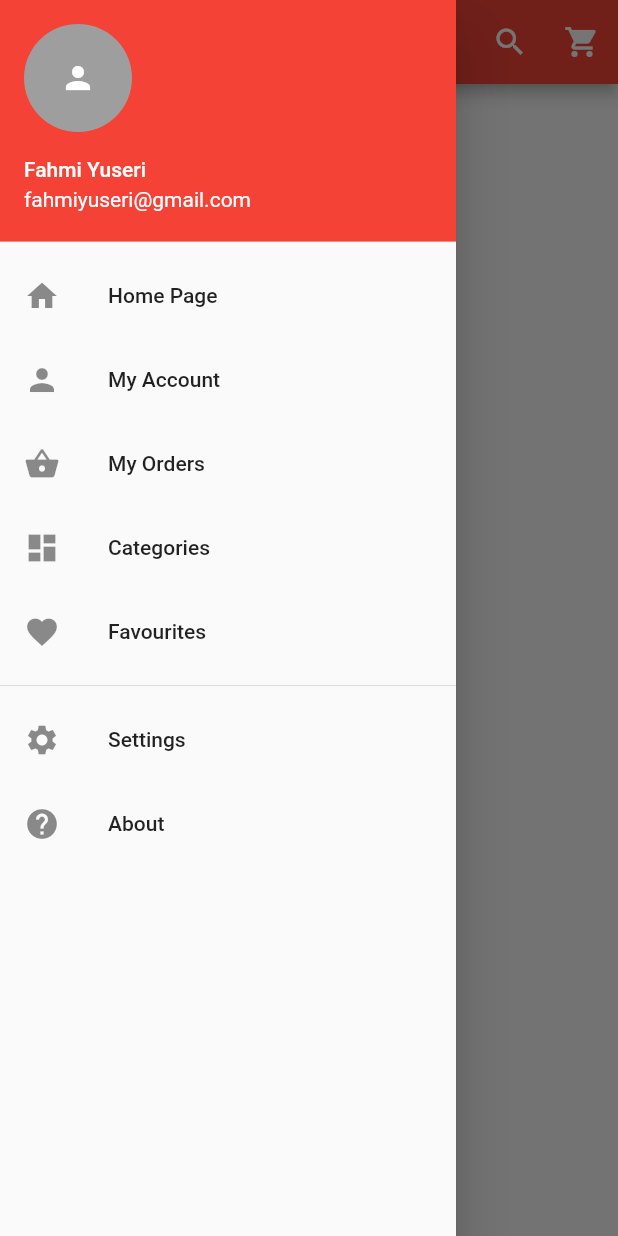
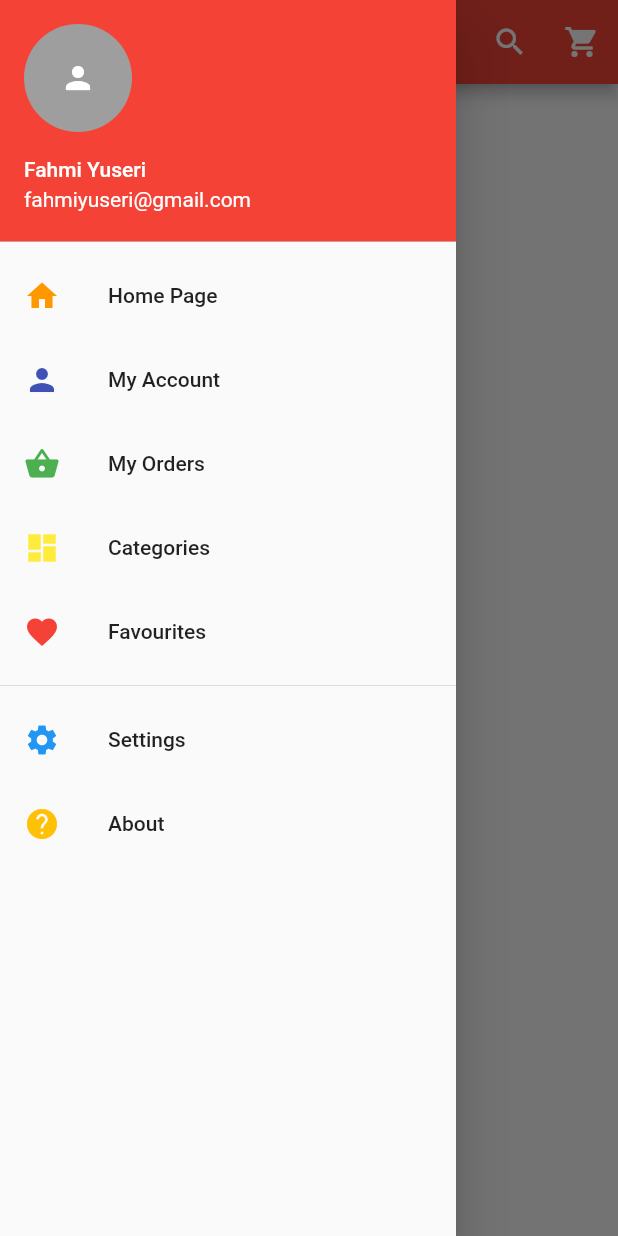
Before and after one commit to fahmiyuseri/flutter_ecommerce, a Flutter app: the screen it shows after launch, with the side drawer open, on a phone screen of 412 x 824 dp. Run offline on Flutter 3.47's test engine with Material 2 defaults, Android fonts, the phone set to English and light mode, and no system bars.

Commit message:
Change Color Icon Drawer

```diff
--- a/lib/main.dart
+++ b/lib/main.dart
@@ -52,35 +52,35 @@ class HomePageState extends State<HomePage>{
                  onTap: (){},
                  child: ListTile(
                    title: Text("Home Page"),
-                   leading: Icon(Icons.home),
+                   leading: Icon(Icons.home, color: Colors.orange),
                   )
                ),
                 InkWell(
                  onTap: (){},
                  child: ListTile(
                    title: Text("My Account"),
-                   leading: Icon(Icons.person),
+                   leading: Icon(Icons.person, color: Colors.indigo),
                   )
                ),
                 InkWell(
                  onTap: (){},
                  child: ListTile(
                    title: Text("My Orders"),
-                   leading: Icon(Icons.shopping_basket),
+                   leading: Icon(Icons.shopping_basket, color: Colors.green),
                   )
                ),
                 InkWell(
                  onTap: (){},
                  child: ListTile(
                    title: Text("Categories"),
-                   leading: Icon(Icons.dashboard),
+                   leading: Icon(Icons.dashboard, color: Colors.yellow),
                   )
                ),
                  InkWell(
                  onTap: (){},
                  child: ListTile(
                    title: Text("Favourites"),
-                   leading: Icon(Icons.favorite),
+                   leading: Icon(Icons.favorite, color: Colors.red),
                   )
                ),
 
@@ -89,14 +89,14 @@ class HomePageState extends State<HomePage>{
                  onTap: (){},
                  child: ListTile(
                    title: Text("Settings"),
-                   leading: Icon(Icons.settings),
+                   leading: Icon(Icons.settings, color: Colors.blue),
                   )
                ),
                 InkWell(
                  onTap: (){},
                  child: ListTile(
                    title: Text("About"),
-                   leading: Icon(Icons.help),
+                   leading: Icon(Icons.help, color: Colors.amber),
                   )
                ),
 
```
